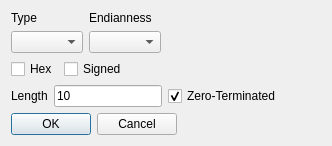
Qt form GUI/EditTypeDialog.ui (korcankaraokcu/PINCE) before a commit.
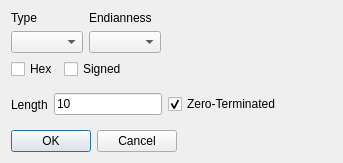
The same form after that commit.

Commit message: Revert to adjustSize from setSizeConstraint

Patch:
```diff
--- a/GUI/EditTypeDialog.ui
+++ b/GUI/EditTypeDialog.ui
@@ -14,9 +14,6 @@
    <string>Type</string>
   </property>
   <layout class="QGridLayout" name="gridLayout">
-   <property name="sizeConstraint">
-    <enum>QLayout::SetFixedSize</enum>
-   </property>
    <item row="0" column="0">
     <layout class="QHBoxLayout" name="horizontalLayout_3">
      <item>
```
The commit also changes 4 other files.
